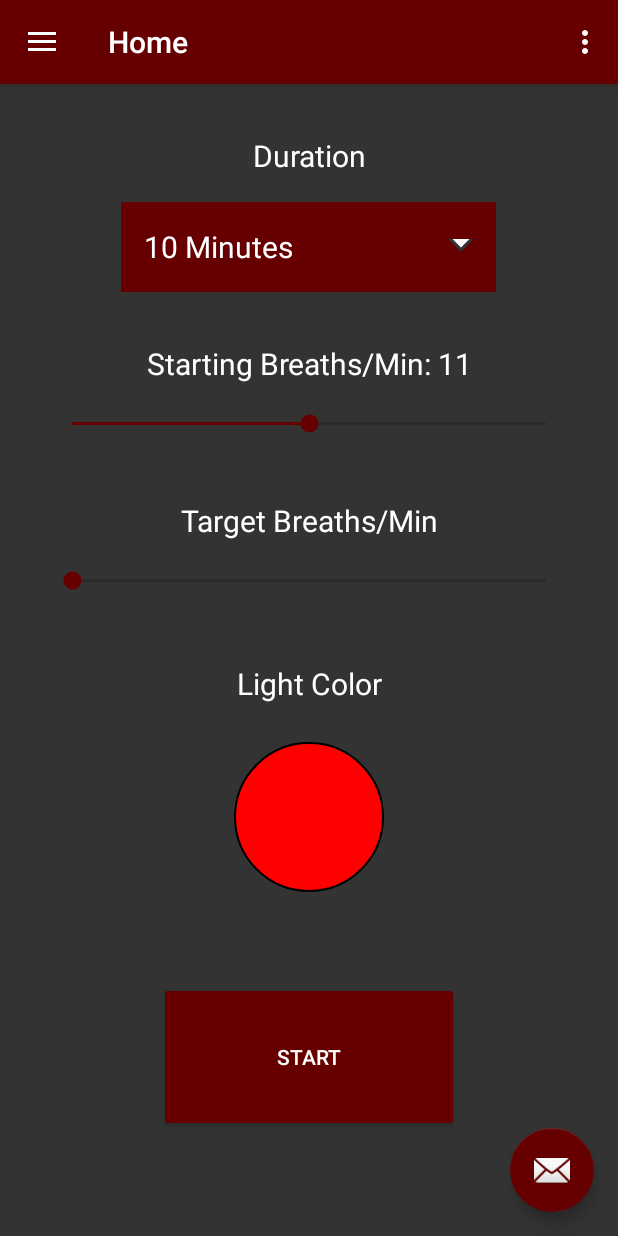
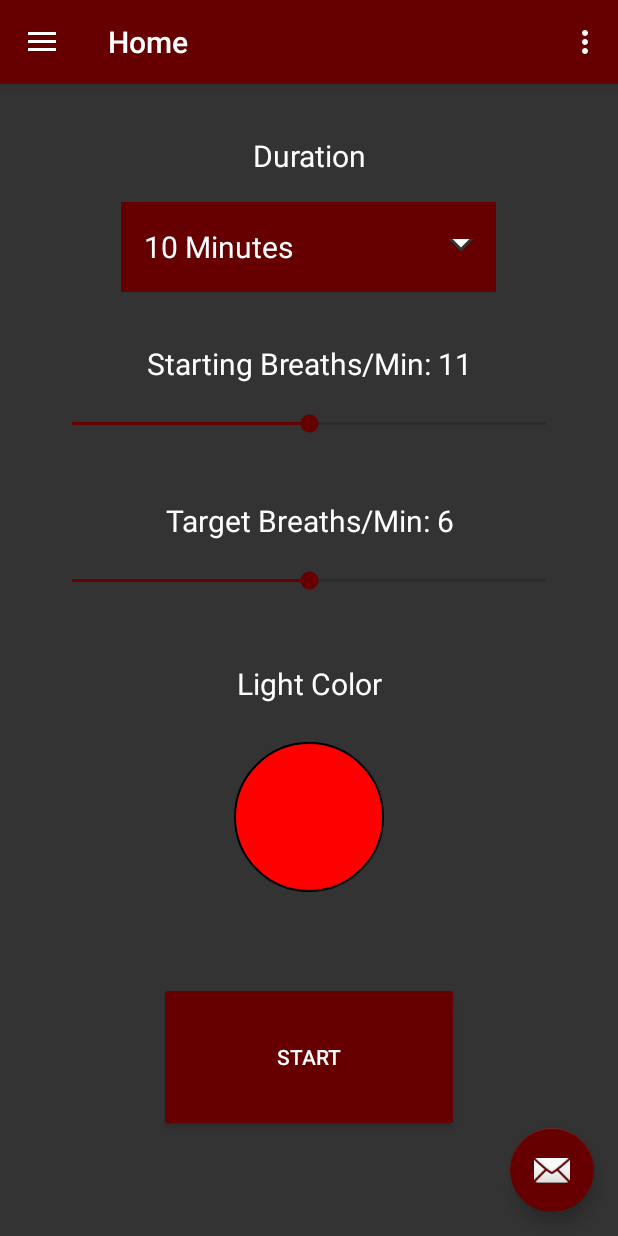
Before and after one commit to BelugaPerks/breathelight, an Android app: the screen it shows after launch (MainActivity), on a phone screen of 412 x 824 dp. Run offline under Robolectric (Android 15) with nearby library versions, the phone set to English and light mode, and no system bars; our stand-ins replace navigation-ui.

Commit message:
add tracking and int display to goal bpm slider

```diff
--- a/app/src/main/java/com/example/breathelight_sleepassist/ui/home/HomeFragment.java
+++ b/app/src/main/java/com/example/breathelight_sleepassist/ui/home/HomeFragment.java
@@ -40,16 +40,16 @@ public class HomeFragment extends Fragment {
         spinner.setAdapter(adapter);
 
 
-        final TextView startingBPMText = root.findViewById(R.id.text_start_bpm);
-        final String BPMText = startingBPMText.getText().toString() + ": ";
-        final SeekBar startingBPM = root.findViewById(R.id.seekBar_start_bpm);
+        final TextView startBPMTextView = root.findViewById(R.id.text_start_bpm);
+        final String startBPMText = startBPMTextView.getText().toString() + ": ";
+        final SeekBar startBPM = root.findViewById(R.id.seekBar_start_bpm);
         homeViewModel.getStartingBPM().observe(this.getViewLifecycleOwner(), new Observer<Integer>() {
             @Override
             public void onChanged(Integer bpm) {
-                startingBPMText.setText(BPMText + bpm.toString());
+                startBPMTextView.setText(startBPMText + bpm);
             }
         });
-        startingBPM.setOnSeekBarChangeListener(new SeekBar.OnSeekBarChangeListener() {
+        startBPM.setOnSeekBarChangeListener(new SeekBar.OnSeekBarChangeListener() {
 
             @Override
             public void onProgressChanged(SeekBar seekBar, int progress, boolean fromUser) {
@@ -66,6 +66,35 @@ public class HomeFragment extends Fragment {
 
             }
         });
+
+        final TextView goalBPMTextView = root.findViewById(R.id.text_end_bpm);
+        final String goalBPMText = goalBPMTextView.getText().toString() + ": ";
+        final SeekBar goalBPM = root.findViewById(R.id.seekBar_end_bpm);
+        homeViewModel.getGoalBPM().observe(this.getViewLifecycleOwner(), new Observer<Integer>() {
+            @Override
+            public void onChanged(Integer bpm) {
+                goalBPMTextView.setText(goalBPMText + bpm);
+            }
+        });
+        goalBPM.setOnSeekBarChangeListener(new SeekBar.OnSeekBarChangeListener() {
+
+            @Override
+            public void onProgressChanged(SeekBar seekBar, int progress, boolean fromUser) {
+                homeViewModel.setGoalBPM(progress);
+            }
+
+            @Override
+            public void onStartTrackingTouch(SeekBar seekBar) {
+
+            }
+
+            @Override
+            public void onStopTrackingTouch(SeekBar seekBar) {
+
+            }
+        });
+
+
 
         final ImageButton colourButton = root.findViewById(R.id.colourPickerButton);
         homeViewModel.getColourButtonBackground().observe(this.getViewLifecycleOwner(), new Observer<Drawable>() {
@@ -167,8 +196,8 @@ public class HomeFragment extends Fragment {
         colourButtonView.setVisibility(View.GONE);
         outsideView.setVisibility(View.GONE);
         homeViewModel.setColourButtonBackground(redButton.getDrawable());
-        homeViewModel.setStartingBPM(11);
-        startingBPM.setProgress(11);
+        startBPM.setProgress(11);
+        goalBPM.setProgress(6);
         return root;
     }
 
--- a/app/src/main/java/com/example/breathelight_sleepassist/ui/home/HomeViewModel.java
+++ b/app/src/main/java/com/example/breathelight_sleepassist/ui/home/HomeViewModel.java
@@ -1,7 +1,6 @@
 package com.example.breathelight_sleepassist.ui.home;
 
-import android.graphics.Color;
-import android.graphics.drawable.ColorDrawable;
+
 import android.graphics.drawable.Drawable;
 
 import androidx.lifecycle.LiveData;
@@ -11,31 +10,41 @@ import androidx.lifecycle.ViewModel;
 
 public class HomeViewModel extends ViewModel {
 
-    private MutableLiveData<Drawable> colourButtonBackground;
-    private MutableLiveData<Integer> startingBPM;
+    private final MutableLiveData<Drawable> colourButtonBackground;
+    private final MutableLiveData<Integer> startingBPM;
+    private final MutableLiveData<Integer> goalBPM;
 
 
     public HomeViewModel() {
         colourButtonBackground = new MutableLiveData<>();
-        colourButtonBackground.setValue(new ColorDrawable(Color.parseColor("#ff0000")));
 
         startingBPM = new MutableLiveData<>();
         startingBPM.setValue(11);
+        goalBPM = new MutableLiveData<>();
+        goalBPM.setValue(6);
     }
 
     public void setColourButtonBackground(Drawable colourButton){
         this.colourButtonBackground.setValue(colourButton);
     }
 
+    public LiveData<Drawable> getColourButtonBackground() {
+        return colourButtonBackground;
+    }
+
     public void setStartingBPM(Integer newValue){
         this.startingBPM.setValue(newValue);
-    }
-
-    public LiveData<Drawable> getColourButtonBackground() {
-        return colourButtonBackground;
     }
 
     public LiveData<Integer> getStartingBPM() {
         return startingBPM;
     }
+
+    public void setGoalBPM(Integer newValue){
+        this.goalBPM.setValue(newValue);
+    }
+
+    public LiveData<Integer> getGoalBPM() {
+        return goalBPM;
+    }
 }
--- a/app/src/main/res/layout/fragment_home.xml
+++ b/app/src/main/res/layout/fragment_home.xml
@@ -106,7 +106,9 @@
         app:layout_constraintBottom_toTopOf="@+id/text_colour_picker"
         app:layout_constraintEnd_toEndOf="parent"
         app:layout_constraintStart_toStartOf="parent"
-        app:layout_constraintTop_toBottomOf="@+id/text_end_bpm" />
+        app:layout_constraintTop_toBottomOf="@+id/text_end_bpm"
+        android:max="8"
+        android:min="4"/>
 
     <TextView
         android:id="@+id/text_colour_picker"
```
